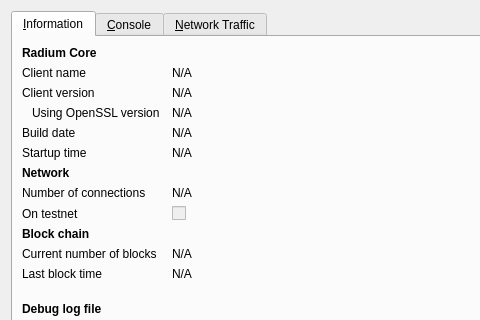
Old version of the form src/qt/forms/rpcconsole.ui in the repository tm2013/Radium; both pictures show x 0 to 480 and y 0 to 320 of the 740 by 450 pixel window.
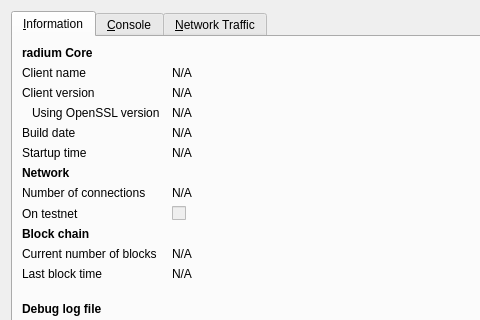
New version of the form. Icons and pictures are not drawn. Custom widgets are drawn as their Qt base class.

Patch:
```diff
--- a/src/qt/forms/rpcconsole.ui
+++ b/src/qt/forms/rpcconsole.ui
@@ -36,7 +36,7 @@
           </font>
          </property>
          <property name="text">
-          <string>Radium Core</string>
+          <string>radium Core</string>
          </property>
         </widget>
        </item>
```
Left out of the diff: 6 changed lines with no effect on the pictures.
